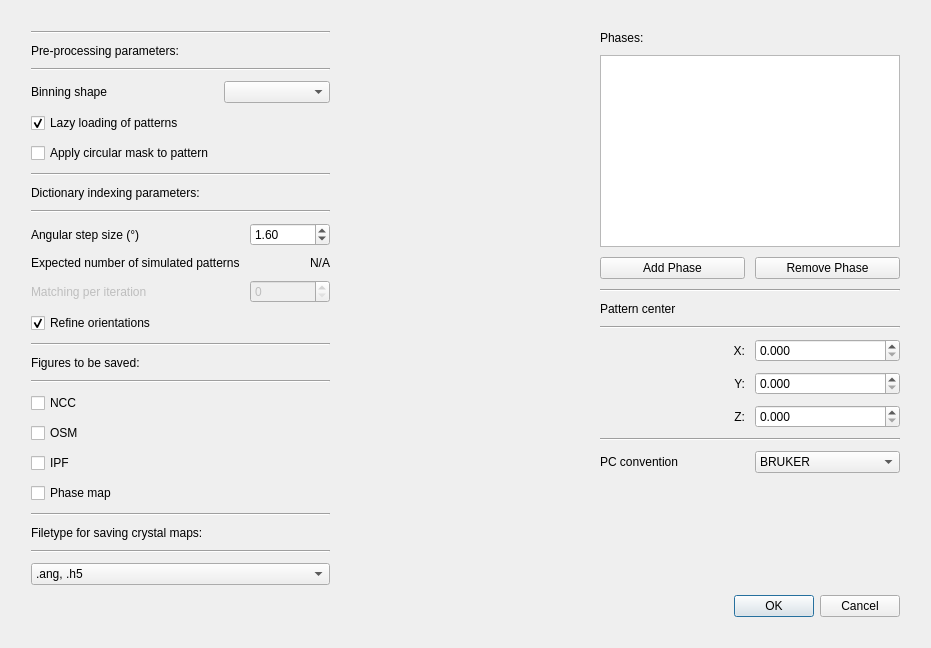
Above: ui/di_setup.ui from EBSP-Indexer/EBSP-Indexer before the change. Below: the same form after it.
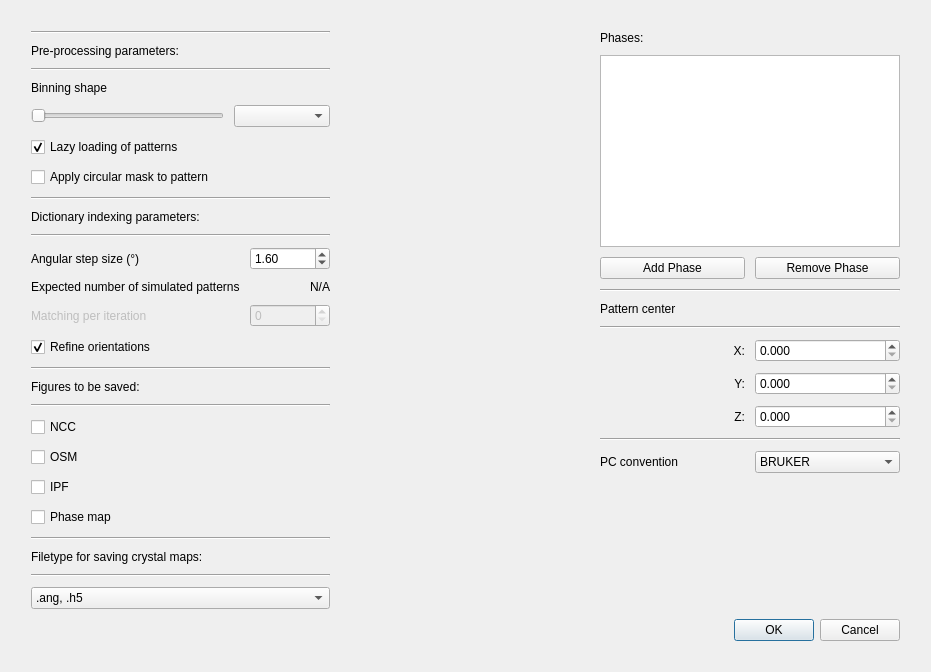
That is the form after the change.

What changed in the file:
```diff
--- a/ui/di_setup.ui
+++ b/ui/di_setup.ui
@@ -294,7 +294,20 @@
          </widget>
         </item>
         <item>
-         <layout class="QGridLayout" name="gridLayout_3">
+         <layout class="QGridLayout" name="gridLayout_3" rowstretch="0,0" columnstretch="2,1" rowminimumheight="0,0" columnminimumwidth="0,0">
+          <item row="1" column="1">
+           <widget class="QComboBox" name="comboBoxBinning"/>
+          </item>
+          <item row="1" column="0">
+           <widget class="QSlider" name="sliderBinning">
+            <property name="sliderPosition">
+             <number>0</number>
+            </property>
+            <property name="orientation">
+             <enum>Qt::Horizontal</enum>
+            </property>
+           </widget>
+          </item>
           <item row="0" column="0">
            <widget class="QLabel" name="label_7">
             <property name="text">
@@ -302,28 +315,29 @@
             </property>
            </widget>
           </item>
+         </layout>
+        </item>
+        <item>
+         <layout class="QGridLayout" name="gridLayout_10">
           <item row="1" column="0">
-           <widget class="QCheckBox" name="checkBoxLazy">
-            <property name="enabled">
-             <bool>true</bool>
-            </property>
-            <property name="text">
-             <string>Lazy loading of patterns</string>
-            </property>
-            <property name="checked">
-             <bool>true</bool>
-            </property>
-           </widget>
-          </item>
-          <item row="2" column="0">
            <widget class="QCheckBox" name="checkBoxMask">
             <property name="text">
              <string>Apply circular mask to pattern</string>
             </property>
            </widget>
           </item>
-          <item row="0" column="1">
-           <widget class="QComboBox" name="comboBoxBinning"/>
+          <item row="0" column="0">
+           <widget class="QCheckBox" name="checkBoxLazy">
+            <property name="enabled">
+             <bool>true</bool>
+            </property>
+            <property name="text">
+             <string>Lazy loading of patterns</string>
+            </property>
+            <property name="checked">
+             <bool>true</bool>
+            </property>
+           </widget>
           </item>
          </layout>
         </item>
@@ -349,9 +363,15 @@
          </widget>
         </item>
         <item>
-         <layout class="QGridLayout" name="gridLayout_5">
+         <layout class="QGridLayout" name="gridLayout_5" columnstretch="2,1">
           <item row="0" column="1">
            <widget class="QDoubleSpinBox" name="doubleSpinBoxStepSize">
+            <property name="sizePolicy">
+             <sizepolicy hsizetype="Expanding" vsizetype="Expanding">
+              <horstretch>0</horstretch>
+              <verstretch>0</verstretch>
+             </sizepolicy>
+            </property>
             <property name="minimumSize">
              <size>
               <width>80</width>
```
Left out of the diff: 26 changed lines with no effect on the pictures.
